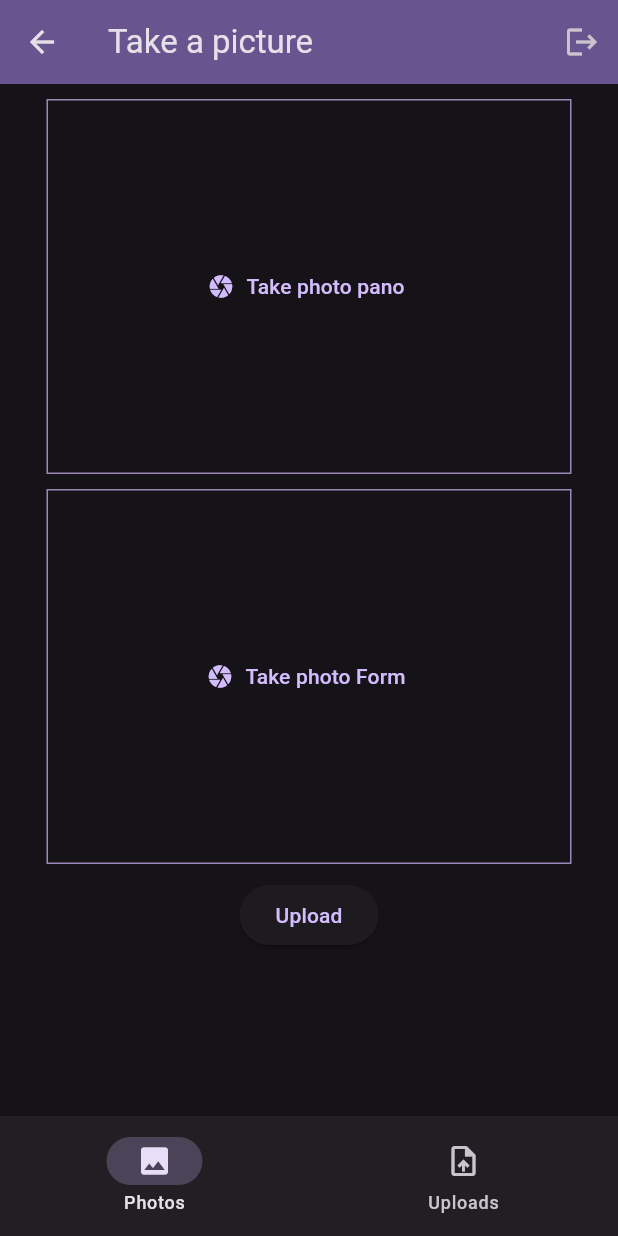
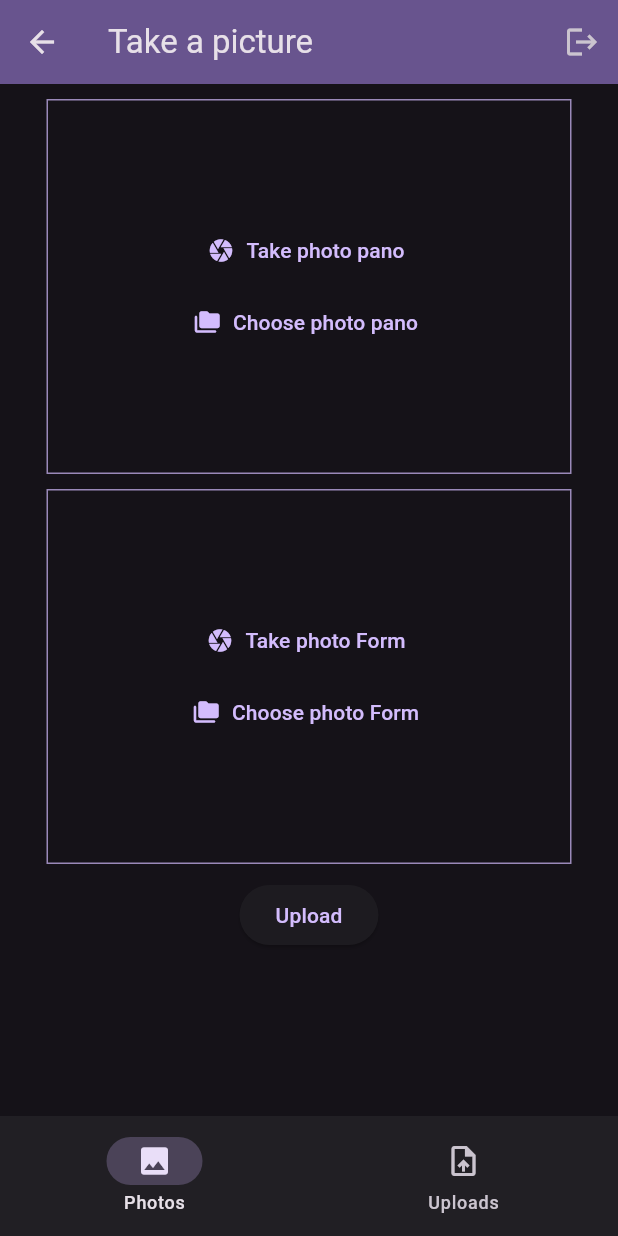
Before and after one commit to Inovisao/modelo_flutter_app, a Flutter app: the ImageScreen screen opened directly, after a tap on "Take photo pano", on a phone screen of 412 x 824 dp. Run offline on Flutter 3.47's test engine with Material 3 defaults, Android fonts, the phone set to English and light mode, and no system bars; our stand-ins replace flutter_riverpod, image_picker, sqflite; accounts and stored records are empty; network calls fail.

Commit message:
ADD botao escolha da galeria, funcao imagem galeria, MODIFY chaves db

```diff
--- a/lib/main.dart
+++ b/lib/main.dart
@@ -20,7 +20,7 @@ class MyApp extends StatelessWidget {
         ),
       ),
       // TODO: change home value for Streambuilder when firebase is running
-      // TODO: auth or choose image screen dependning if the use r is logged in or not
+      // TODO: auth or choose image screen dependning if the user is logged in or not
       home: const AuthScreen(),
     );
   }
--- a/lib/screens/choose_image.dart
+++ b/lib/screens/choose_image.dart
@@ -52,7 +52,7 @@ class _ImagePickerScreenState extends ConsumerState<ImagePickerScreen> {
                 onPickImage: (image) {
                   _selectedImagePano = image;
                 },
-                photoContainerTitle: 'Take photo pano',
+                photoContainerTitle: 'photo pano',
               ),
               const SizedBox(
                 height: 10,
@@ -61,7 +61,7 @@ class _ImagePickerScreenState extends ConsumerState<ImagePickerScreen> {
                 onPickImage: (image) {
                   _selectedImageForm = image;
                 },
-                photoContainerTitle: 'Take photo Form',
+                photoContainerTitle: 'photo Form',
               ),
               const SizedBox(
                 height: 10,
--- a/lib/widgets/image_input.dart
+++ b/lib/widgets/image_input.dart
@@ -3,12 +3,14 @@ import 'package:image_picker/image_picker.dart';
 import 'dart:io';
 
 class ImageInput extends StatefulWidget {
-  const ImageInput({super.key, required this.onPickImage, this.photoContainerTitle='Take picture'});
+  const ImageInput(
+      {super.key,
+      required this.onPickImage,
+      this.photoContainerTitle = 'Take picture'});
 
   final void Function(File image) onPickImage;
 
   final String photoContainerTitle;
-
 
   @override
   State<ImageInput> createState() {
@@ -22,7 +24,25 @@ class _ImageInputState extends State<ImageInput> {
     final imagePicker = ImagePicker();
     final pickedImage = await imagePicker.pickImage(
       source: ImageSource.camera,
-      maxWidth: 600,
+      //maxWidth: 600,
+    );
+
+    if (pickedImage == null) {
+      return;
+    }
+
+    setState(() {
+      _selectedImage = File(pickedImage.path);
+    });
+
+    widget.onPickImage(_selectedImage!);
+  }
+
+  void _choosePicture() async {
+    final imagePicker = ImagePicker();
+    final pickedImage = await imagePicker.pickImage(
+      source: ImageSource.gallery,
+      //maxWidth: 600,
     );
 
     if (pickedImage == null) {
@@ -38,10 +58,20 @@ class _ImageInputState extends State<ImageInput> {
 
   @override
   Widget build(BuildContext context) {
-    Widget content = TextButton.icon(
-      onPressed: _takePicture,
-      icon: const Icon(Icons.camera),
-      label: Text(widget.photoContainerTitle),
+    Widget content = Column(
+      mainAxisAlignment: MainAxisAlignment.center,
+      children: [
+        TextButton.icon(
+          onPressed: _takePicture,
+          icon: const Icon(Icons.camera),
+          label: Text("Take ${widget.photoContainerTitle}"),
+        ),
+        TextButton.icon(
+          onPressed: _choosePicture,
+          icon: const Icon(Icons.folder_copy_rounded),
+          label: Text("Choose ${widget.photoContainerTitle}"),
+        ),
+      ],
     );
 
     if (_selectedImage != null) {
```
Also changed, not shown: lib/providers/user_images.dart (+11 -11 lines).
